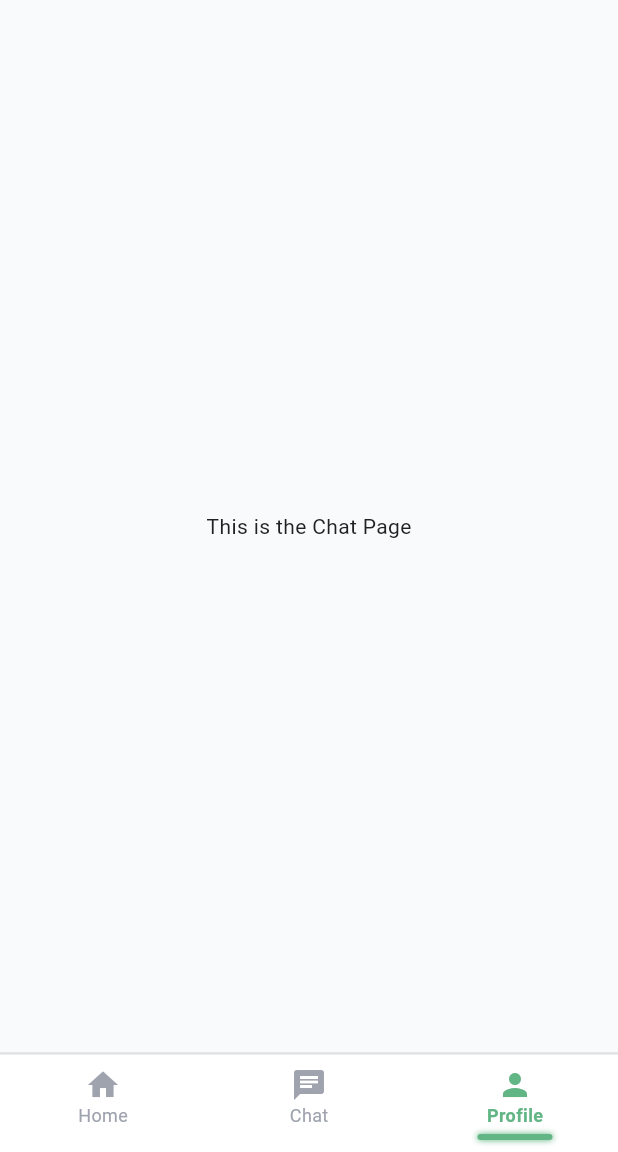
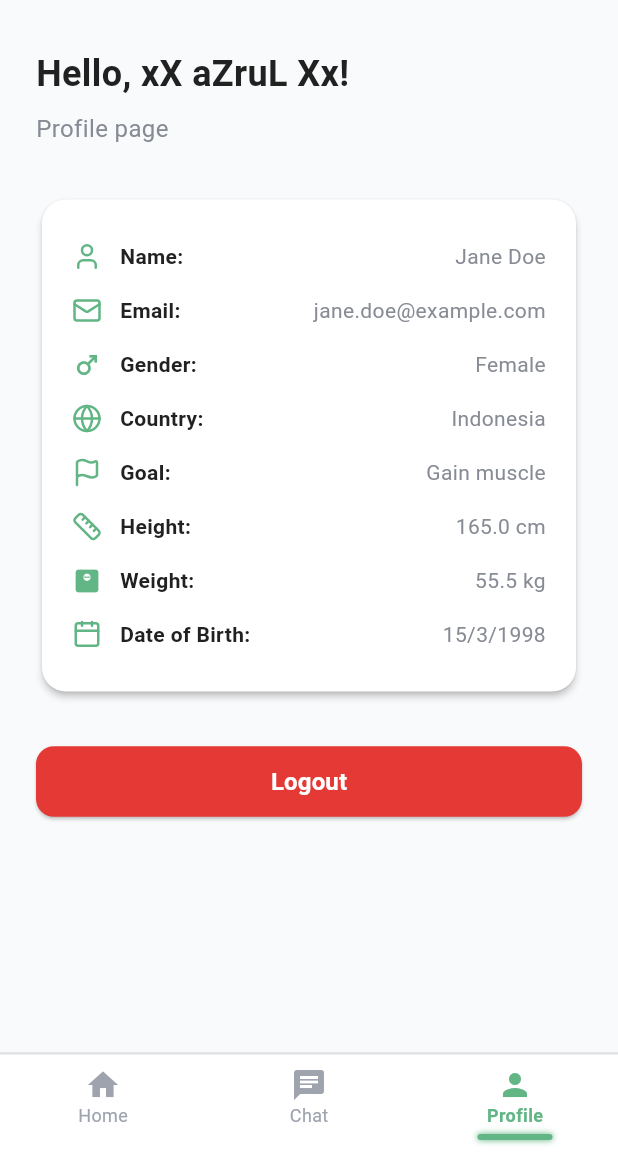
Before and after one commit to taufiqrmadhana/calorisense-frontend, a Flutter app: the ProfilePage screen opened by its route, on a phone screen of 412 x 824 dp, the part 84-1236 px from its top. Run offline on Flutter 3.47's test engine with Material 3 defaults, Android fonts, the phone set to English and light mode, and no system bars; our stand-ins replace flutter_bloc, flutter_dotenv, fpdart, get_it, lucide_icons, supabase_flutter; accounts and stored records are empty.

Commit message:
Fix Auth and Routes
Fix Auth and Routes

```diff
--- a/lib/features/auth/data/models/user_model.dart
+++ b/lib/features/auth/data/models/user_model.dart
@@ -15,7 +15,7 @@
     return UserModel(
       id: id ?? this.id,
       email: email ?? this.email,
-      name: name ?? this.email,
+      name: name ?? this.name,
     );
   }
 }
--- a/lib/features/auth/domain/repository/auth_repository.dart
+++ b/lib/features/auth/domain/repository/auth_repository.dart
@@ -13,4 +13,5 @@
     required String password,
   });
   Future<Either<Failure, User>> currentUser();
+  Future<Either<Failure, void>> signOut();
 }
--- /dev/null
+++ b/lib/features/auth/domain/usecases/user_logout.dart
@@ -0,0 +1,14 @@
+import 'package:calorisense/core/error/failures.dart';
+import 'package:calorisense/core/usecase/usecase.dart';
+import 'package:calorisense/features/auth/domain/repository/auth_repository.dart';
+import 'package:fpdart/fpdart.dart';
+
+class UserLogout implements Usecase<void, NoParams> {
+  final AuthRepository authRepository;
+  UserLogout(this.authRepository);
+
+  @override
+  Future<Either<Failure, void>> call(NoParams params) {
+    return authRepository.signOut();
+  }
+}
--- a/lib/features/auth/presentation/bloc/auth_bloc.dart
+++ b/lib/features/auth/presentation/bloc/auth_bloc.dart
@@ -3,6 +3,7 @@
 import 'package:calorisense/core/common/entities/user.dart';
 import 'package:calorisense/features/auth/domain/usecases/current_user.dart';
 import 'package:calorisense/features/auth/domain/usecases/user_login.dart';
+import 'package:calorisense/features/auth/domain/usecases/user_logout.dart';
 import 'package:calorisense/features/auth/domain/usecases/user_signup.dart';
 import 'package:flutter/material.dart';
 import 'package:flutter_bloc/flutter_bloc.dart';
@@ -15,21 +16,24 @@
   final UserLogin _userLogin;
   final CurrentUser _currentUser;
   final AppUserCubit _appUserCubit;
+  final UserLogout _userLogout;
 
   AuthBloc({
     required UserSignup userSignUp,
     required UserLogin userLogin,
     required CurrentUser currentUser,
     required AppUserCubit appUserCubit,
+    required UserLogout userLogout,
   }) : _userSignup = userSignUp,
        _userLogin = userLogin,
        _currentUser = currentUser,
        _appUserCubit = appUserCubit,
+       _userLogout = userLogout,
        super(AuthInitial()) {
-    on<AuthEvent>((_, emit) => (AuthLoading()));
     on<AuthSignUp>(_onAuthSignUp);
     on<AuthLogin>(_onAuthLogin);
     on<AuthIsUserLoggedIn>(_isUserLoggedIn);
+    on<AuthLogout>(_onAuthLogout);
   }
 
   void _isUserLoggedIn(
@@ -45,6 +49,7 @@
   }
 
   void _onAuthSignUp(AuthSignUp event, Emitter<AuthState> emit) async {
+    emit(AuthLoading());
     final res = await _userSignup(
       UserSignUpParams(event.email, event.password, event.name),
     );
@@ -55,12 +60,21 @@
   }
 
   void _onAuthLogin(AuthLogin event, Emitter<AuthState> emit) async {
+    emit(AuthLoading());
     final res = await _userLogin(UserLoginParams(event.email, event.password));
-
     res.fold(
       (l) => emit(AuthFailure(l.message)),
       (r) => _emitAuthSuccess(r, emit),
     );
+  }
+
+  void _onAuthLogout(AuthLogout event, Emitter<AuthState> emit) async {
+    emit(AuthLoading());
+    final res = await _userLogout(NoParams());
+    res.fold((failure) => emit(AuthFailure(failure.message)), (_) {
+      _appUserCubit.updateUser(null); // resets user
+      emit(AuthInitial()); // triggers navigation
+    });
   }
 
   void _emitAuthSuccess(User user, Emitter<AuthState> emit) {
--- a/lib/features/auth/presentation/bloc/auth_event.dart
+++ b/lib/features/auth/presentation/bloc/auth_event.dart
@@ -19,3 +19,5 @@
 }
 
 final class AuthIsUserLoggedIn extends AuthEvent {}
+
+final class AuthLogout extends AuthEvent {}
--- a/lib/features/profile/presentation/pages/profile_page.dart
+++ b/lib/features/profile/presentation/pages/profile_page.dart
@@ -1,36 +1,67 @@
 import 'package:calorisense/core/common/widgets/bottom_navbar.dart';
 import 'package:calorisense/core/theme/pallete.dart';
+import 'package:calorisense/features/auth/presentation/bloc/auth_bloc.dart';
+import 'package:calorisense/features/auth/presentation/pages/login_page.dart';
+import 'package:calorisense/features/profile/presentation/widgets/profile_header.dart';
+import 'package:calorisense/features/profile/presentation/widgets/logout_button.dart';
+import 'package:calorisense/features/profile/presentation/widgets/user_profiles_details.dart';
 import 'package:flutter/material.dart';
+import 'package:flutter_bloc/flutter_bloc.dart';
 
 class ProfilePage extends StatelessWidget {
-  static route() => MaterialPageRoute(builder: (context) => ProfilePage());
+  static route() =>
+      MaterialPageRoute(builder: (context) => const ProfilePage());
+
   const ProfilePage({super.key});
 
   @override
   Widget build(BuildContext context) {
-    return Scaffold(
+    return BlocListener<AuthBloc, AuthState>(
+      listener: (context, state) {
+        if (state is AuthInitial || state is AuthFailure) {
+          Navigator.pushAndRemoveUntil(
+            context,
+            LoginPage.route(),
+            (route) => false,
+          );
+        }
+      },
+      child: Scaffold(
+        backgroundColor: AppPalette.backgroundColor,
         appBar: AppBar(
           automaticallyImplyLeading: false,
           backgroundColor: AppPalette.white,
           elevation: 0,
-        title: GestureDetector(
-          // onTap: () {
-          //   Navigator.pushReplacement(context, HomePage.route());
-          // },
-          child: Image.asset('assets/images/image.png', height: 150),
-        ),
-
+          title: Image.asset('assets/images/image.png', height: 150),
           shape: const Border(
             bottom: BorderSide(width: 1, color: AppPalette.borderColor),
           ),
         ),
-      body: const Center(
-        child: Text(
-          'This is the Chat Page',
-          style: TextStyle(color: AppPalette.textColor),
+        body: Padding(
+          padding: const EdgeInsets.symmetric(horizontal: 24, vertical: 32),
+          child: Column(
+            crossAxisAlignment: CrossAxisAlignment.start,
+            children: [
+              const ProfileHeader(),
+              const SizedBox(height: 32),
+              UserProfileDetails(
+                email: 'jane.doe@example.com',
+                firstName: 'Jane',
+                lastName: 'Doe',
+                gender: 'Female',
+                country: 'Indonesia',
+                goal: 'Gain muscle',
+                height: 165.0,
+                weight: 55.5,
+                dateOfBirth: DateTime(1998, 3, 15),
+              ),
+              const SizedBox(height: 32),
+              const LogoutButton(),
+            ],
           ),
         ),
-      bottomNavigationBar: BottomNavBarWidget(currentIndex: 2),
+        bottomNavigationBar: const BottomNavBarWidget(currentIndex: 2),
+      ),
     );
   }
 }
--- /dev/null
+++ b/lib/features/profile/presentation/widgets/logout_button.dart
@@ -0,0 +1,32 @@
+import 'package:calorisense/core/theme/pallete.dart';
+import 'package:calorisense/features/auth/presentation/bloc/auth_bloc.dart';
+import 'package:flutter/material.dart';
+import 'package:flutter_bloc/flutter_bloc.dart';
+
+class LogoutButton extends StatelessWidget {
+  const LogoutButton({super.key});
+
+  @override
+  Widget build(BuildContext context) {
+    return SizedBox(
+      width: double.infinity,
+      child: ElevatedButton(
+        onPressed: () {
+          context.read<AuthBloc>().add(AuthLogout());
+        },
+        style: ElevatedButton.styleFrom(
+          backgroundColor: AppPalette.errorColor,
+          foregroundColor: Colors.white,
+          padding: const EdgeInsets.symmetric(vertical: 12),
+          shape: RoundedRectangleBorder(
+            borderRadius: BorderRadius.circular(12),
+          ),
+        ),
+        child: const Text(
+          'Logout',
+          style: TextStyle(fontSize: 16, fontWeight: FontWeight.w600),
+        ),
+      ),
+    );
+  }
+}
--- /dev/null
+++ b/lib/features/profile/presentation/widgets/profile_header.dart
@@ -0,0 +1,31 @@
+import 'package:flutter/material.dart';
+import 'package:calorisense/core/theme/pallete.dart';
+
+class ProfileHeader extends StatelessWidget {
+  const ProfileHeader({super.key});
+
+  @override
+  Widget build(BuildContext context) {
+    // Later replace with dynamic data
+    const String username = "xX aZruL Xx";
+
+    return Column(
+      crossAxisAlignment: CrossAxisAlignment.start,
+      children: [
+        Text(
+          'Hello, $username!',
+          style: const TextStyle(
+            fontSize: 24,
+            fontWeight: FontWeight.bold,
+            color: AppPalette.textColor,
+          ),
+        ),
+        const SizedBox(height: 8),
+        const Text(
+          'Profile page',
+          style: TextStyle(fontSize: 16, color: AppPalette.darkSubTextColor),
+        ),
+      ],
+    );
+  }
+}
--- /dev/null
+++ b/lib/features/profile/presentation/widgets/user_profiles_details.dart
@@ -0,0 +1,104 @@
+import 'package:calorisense/core/theme/pallete.dart';
+import 'package:flutter/material.dart';
+import 'package:intl/intl.dart';
+import 'package:lucide_icons/lucide_icons.dart';
+
+class UserProfileDetails extends StatelessWidget {
+  final String email;
+  final String firstName;
+  final String lastName;
+  final String gender;
+  final String country;
+  final String goal;
+  final double height;
+  final double weight;
+  final DateTime dateOfBirth;
+
+  const UserProfileDetails({
+    super.key,
+    required this.email,
+    required this.firstName,
+    required this.lastName,
+    required this.gender,
+    required this.country,
+    required this.goal,
+    required this.height,
+    required this.weight,
+    required this.dateOfBirth,
+  });
+
+  @override
+  Widget build(BuildContext context) {
+    return Card(
+      elevation: 2,
+      shape: RoundedRectangleBorder(borderRadius: BorderRadius.circular(16)),
+      color: Colors.white,
+      child: Padding(
+        padding: const EdgeInsets.all(20),
+        child: Column(
+          children: [
+            _buildRow(
+              icon: LucideIcons.user,
+              label: 'Name',
+              value: '$firstName $lastName',
+            ),
+            _buildRow(icon: LucideIcons.mail, label: 'Email', value: email),
+            _buildRow(icon: Icons.male, label: 'Gender', value: gender),
+            _buildRow(
+              icon: LucideIcons.globe,
+              label: 'Country',
+              value: country,
+            ),
+            _buildRow(icon: LucideIcons.flag, label: 'Goal', value: goal),
+            _buildRow(
+              icon: LucideIcons.ruler,
+              label: 'Height',
+              value: '${height.toStringAsFixed(1)} cm',
+            ),
+            _buildRow(
+              icon: Icons.monitor_weight,
+              label: 'Weight',
+              value: '${weight.toStringAsFixed(1)} kg',
+            ),
+            _buildRow(
+              icon: LucideIcons.calendar,
+              label: 'Date of Birth',
+              value: DateFormat('d/M/yyyy').format(dateOfBirth),
+            ),
+          ],
+        ),
+      ),
+    );
+  }
+
+  Widget _buildRow({
+    required IconData icon,
+    required String label,
+    required String value,
+  }) {
+    return Padding(
+      padding: const EdgeInsets.symmetric(vertical: 8),
+      child: Row(
+        children: [
+          Icon(icon, color: AppPalette.primaryColor, size: 20),
+          const SizedBox(width: 12),
+          Text(
+            '$label:',
+            style: const TextStyle(
+              fontWeight: FontWeight.w600,
+              color: AppPalette.textColor,
+            ),
+          ),
+          const SizedBox(width: 8),
+          Expanded(
+            child: Text(
+              value,
+              textAlign: TextAlign.right,
+              style: const TextStyle(color: AppPalette.darkSubTextColor),
+            ),
+          ),
+        ],
+      ),
+    );
+  }
+}
--- a/lib/init_dependencies.dart
+++ b/lib/init_dependencies.dart
@@ -4,6 +4,7 @@
 import 'package:calorisense/features/auth/domain/repository/auth_repository.dart';
 import 'package:calorisense/features/auth/domain/usecases/current_user.dart';
 import 'package:calorisense/features/auth/domain/usecases/user_login.dart';
+import 'package:calorisense/features/auth/domain/usecases/user_logout.dart';
 import 'package:calorisense/features/auth/domain/usecases/user_signup.dart';
 import 'package:calorisense/features/auth/presentation/bloc/auth_bloc.dart';
 import 'package:get_it/get_it.dart';
@@ -39,6 +40,7 @@
     ..registerFactory(() => UserSignup(serviceLocator()))
     ..registerFactory(() => UserLogin(serviceLocator()))
     ..registerFactory(() => CurrentUser(serviceLocator()))
+    ..registerFactory(() => UserLogout(serviceLocator()))
     //Bloc
     ..registerLazySingleton(
       () => AuthBloc(
@@ -46,6 +48,7 @@
         userLogin: serviceLocator(),
         currentUser: serviceLocator(),
         appUserCubit: serviceLocator(),
+        userLogout: serviceLocator(),
       ),
     );
 }
--- a/pubspec.yaml
+++ b/pubspec.yaml
@@ -42,6 +42,8 @@
   flutter_bloc: ^9.1.1
   get_it: ^8.0.3
   web_socket_channel: ^3.0.3
+  intl: ^0.20.2
+  lucide_icons: ^0.257.0
 
 dev_dependencies:
   flutter_test:
```
Also changed, not shown: lib/features/auth/data/dataresources/auth_remote_data_source.dart (+65 -10 lines), lib/features/auth/data/repositories/auth_repository_impl.dart (+10 -0 lines), lib/features/auth/presentation/pages/login_page.dart (+7 -0 lines), lib/features/auth/presentation/pages/signup_page.dart (+7 -0 lines), lib/features/home/presentation/pages/home_page.dart (+12 -9 lines), lib/main.dart (+14 -9 lines), pubspec.lock. Lines whose indentation alone changed are shown as unchanged.
